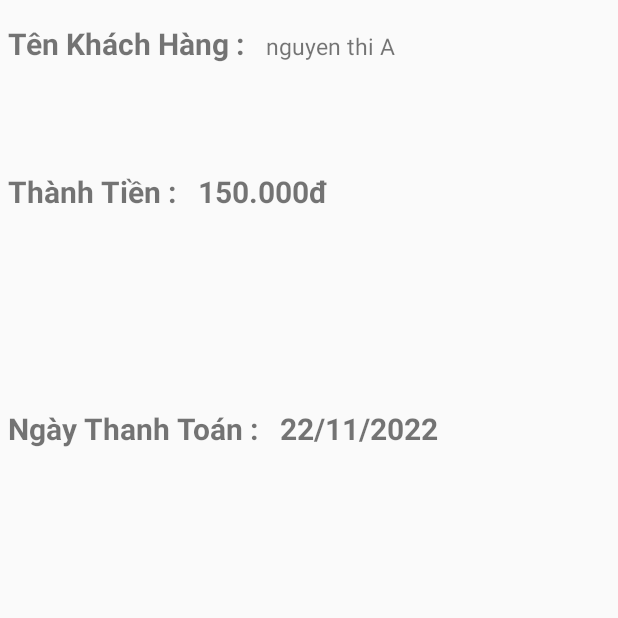
After one commit to vanbinh2000/ApBanSach, an Android app: the Activity_payment screen opened directly, with no data from a screen before it, on a phone screen of 412 x 824 dp, the top half of it. The commit adds this screen. Run offline under Robolectric (Android 15) with nearby library versions, the phone set to English and light mode, and no system bars; our stand-ins replace Firebase (no records; nobody signed in at launch, a user with empty details on screens opened directly); 2 statements that could not run were skipped.

Commit message:
activity_payment, listviewpayment

```diff
--- /dev/null
+++ b/app/src/main/java/tdc/edu/vn/apbansach/activity/Activity_payment.java
@@ -0,0 +1,92 @@
+package tdc.edu.vn.apbansach.activity;
+
+import androidx.annotation.NonNull;
+import androidx.appcompat.app.AppCompatActivity;
+import androidx.recyclerview.widget.GridLayoutManager;
+import androidx.recyclerview.widget.RecyclerView;
+
+import android.os.Bundle;
+import android.util.Log;
+import android.widget.TextView;
+
+import com.google.firebase.auth.FirebaseAuth;
+import com.google.firebase.database.DataSnapshot;
+import com.google.firebase.database.DatabaseError;
+import com.google.firebase.database.DatabaseReference;
+import com.google.firebase.database.FirebaseDatabase;
+import com.google.firebase.database.ValueEventListener;
+
+import java.util.ArrayList;
+
+import tdc.edu.vn.apbansach.R;
+import tdc.edu.vn.apbansach.adapter.RecyclerViewAdapter_Cart;
+import tdc.edu.vn.apbansach.adapter.RecyclerviewPayment;
+import tdc.edu.vn.apbansach.model.Products;
+
+public class Activity_payment extends AppCompatActivity {
+    RecyclerView recyclerView;
+    RecyclerviewPayment recyclerviewPayment;
+    TextView txtfullname;
+    TextView txtTotal_price;
+    TextView txtDatepayment;
+    FirebaseAuth mAuth;
+    ArrayList<Products> productsArrayList;
+    RecyclerviewPayment recyclerViewAdapterpayment;
+    @Override
+    protected void onCreate(Bundle savedInstanceState) {
+        super.onCreate(savedInstanceState);
+        setContentView(R.layout.activity_payment);
+        mAuth = FirebaseAuth.getInstance();
+        displayCartItem();
+        setControl();
+
+    }
+    public void setControl()
+    {
+        txtfullname = findViewById(R.id.idname_payment);
+        txtTotal_price = findViewById(R.id.idtotalprice_payment);
+        txtDatepayment = findViewById(R.id.iddate_payment);
+    }
+    private void displayCartItem() {
+        productsArrayList = new ArrayList<>();
+        recyclerView = (RecyclerView) findViewById(R.id.recyclerCartView);
+        recyclerViewAdapterpayment = new RecyclerviewPayment(productsArrayList, this, R.layout.listview_payment);
+        GridLayoutManager layoutManager = new GridLayoutManager(this, 1);
+        layoutManager.setOrientation(RecyclerView.VERTICAL);
+        recyclerView.setLayoutManager(layoutManager);
+        recyclerView.setAdapter(recyclerViewAdapterpayment);
+        FirebaseDatabase firebaseDatabase = FirebaseDatabase.getInstance();
+        DatabaseReference reference = firebaseDatabase.getReference();
+        DatabaseReference userID = reference.child("Cart").child(mAuth.getCurrentUser().getUid());
+        ValueEventListener valueEventListener = new ValueEventListener() {
+            @Override
+            public void onDataChange(@NonNull DataSnapshot snapshot) {
+                for (DataSnapshot productSnapshot : snapshot.getChildren()) {
+                    String productsID = productSnapshot.getKey().trim();
+                    DatabaseReference productRef = reference.child("Products");
+                    productRef.addValueEventListener(new ValueEventListener() {
+                        @Override
+                        public void onDataChange(@NonNull DataSnapshot snapshot) {
+                            for (DataSnapshot dataSnapshot : snapshot.getChildren()) {
+
+                                if (dataSnapshot.getKey().equals(productsID)) {
+                                    Products products = dataSnapshot.getValue(Products.class);
+                                    productsArrayList.add(products);
+                                    Log.d("TAG", dataSnapshot.getKey());
+                                }
+                            }
+                            recyclerViewAdapterpayment.notifyDataSetChanged();
+                        }
+                        @Override
+                        public void onCancelled(@NonNull DatabaseError error) {
+                        }
+                    });
+                }
+            }
+            @Override
+            public void onCancelled(@NonNull DatabaseError error) {
+            }
+        };
+        userID.addListenerForSingleValueEvent(valueEventListener);
+    }
+}
--- a/app/src/main/java/tdc/edu/vn/apbansach/activity/MainActivity.java
+++ b/app/src/main/java/tdc/edu/vn/apbansach/activity/MainActivity.java
@@ -177,6 +177,12 @@ public class MainActivity extends AppCompatActivity {
             this.startActivity(i);
             return true;
         }
+        else if(id == R.id.idPayment)
+        {
+            Intent intent = new Intent (MainActivity.this, Activity_payment.class);
+            this.startActivity(intent);
+            return  true;
+        }
 
 
 
--- a/app/src/main/java/tdc/edu/vn/apbansach/adapter/RecyclerViewAdapter_Cart.java
+++ b/app/src/main/java/tdc/edu/vn/apbansach/adapter/RecyclerViewAdapter_Cart.java
@@ -74,6 +74,7 @@ public class RecyclerViewAdapter_Cart extends RecyclerView.Adapter<RecyclerViewA
                         });
             }
         });
+
     }
 
     @Override
--- /dev/null
+++ b/app/src/main/java/tdc/edu/vn/apbansach/adapter/RecyclerviewPayment.java
@@ -0,0 +1,64 @@
+package tdc.edu.vn.apbansach.adapter;
+
+import android.app.Activity;
+import android.view.View;
+import android.view.ViewGroup;
+import android.widget.TextView;
+
+import androidx.annotation.NonNull;
+import androidx.cardview.widget.CardView;
+import androidx.recyclerview.widget.RecyclerView;
+
+import java.text.DecimalFormat;
+import java.util.ArrayList;
+
+import tdc.edu.vn.apbansach.R;
+import tdc.edu.vn.apbansach.model.Cart;
+import tdc.edu.vn.apbansach.model.Products;
+
+public class RecyclerviewPayment extends RecyclerView.Adapter<RecyclerviewPayment.ViewHolder> {
+    private ArrayList<Products> list;
+    private Activity context;
+    private int resource;
+
+    public RecyclerviewPayment(ArrayList<Products> list, Activity context, int resource) {
+        this.list = list;
+        this.context = context;
+        this.resource = resource;
+    }
+
+    @NonNull
+    @Override
+    public ViewHolder onCreateViewHolder(@NonNull ViewGroup parent, int viewType) {
+        CardView cardViewItem = (CardView) context.getLayoutInflater().
+                inflate(viewType, parent, false);
+
+        return new RecyclerviewPayment.ViewHolder(cardViewItem);
+    }
+
+    @Override
+    public void onBindViewHolder(@NonNull ViewHolder holder, int position) {
+        Products books = list.get(position);
+        holder.txtname_payment.setText(books.getProducts_name());
+        DecimalFormat decimalFormat = new DecimalFormat("#,###,###");
+        holder.txtprice_payment.setText(decimalFormat.format(Integer.valueOf(books.getPrice().trim())) + " Đ");
+
+
+    }
+
+    @Override
+    public int getItemCount() {
+        return list.size();
+    }
+
+    public static class ViewHolder extends RecyclerView.ViewHolder{
+        TextView txtname_payment;
+        TextView txtprice_payment;
+
+        public ViewHolder(@NonNull View itemView) {
+            super(itemView);
+            txtname_payment = itemView.findViewById(R.id.idname_payment);
+            txtprice_payment = itemView.findViewById(R.id.idprice_payment);
+        }
+    }
+}
--- a/app/src/main/java/tdc/edu/vn/apbansach/adapter/RecylerViewAdapter_Books.java
+++ b/app/src/main/java/tdc/edu/vn/apbansach/adapter/RecylerViewAdapter_Books.java
@@ -74,8 +74,6 @@ public class RecylerViewAdapter_Books extends RecyclerView.Adapter<RecylerViewAd
             public void onClick(View v) {
                 Intent intent = new Intent(context, Activity_detail.class);
                 intent.putExtra("productsID", books.getProducts_id());
-                intent.setFlags(Intent.FLAG_ACTIVITY_NEW_TASK);
-                context.startActivity(intent);
 
                 intent.setFlags(Intent.FLAG_ACTIVITY_NEW_TASK);
                 context.startActivity(intent);
--- /dev/null
+++ b/app/src/main/res/drawable/ic_baseline_payment_24.xml
@@ -0,0 +1,5 @@
+<vector android:height="24dp" android:tint="#000000"
+    android:viewportHeight="24" android:viewportWidth="24"
+    android:width="24dp" xmlns:android="http://schemas.android.com/apk/res/android">
+    <path android:fillColor="@android:color/white" android:pathData="M20,4L4,4c-1.11,0 -1.99,0.89 -1.99,2L2,18c0,1.11 0.89,2 2,2h16c1.11,0 2,-0.89 2,-2L22,6c0,-1.11 -0.89,-2 -2,-2zM20,18L4,18v-6h16v6zM20,8L4,8L4,6h16v2z"/>
+</vector>
--- /dev/null
+++ b/app/src/main/res/layout/activity_payment.xml
@@ -0,0 +1,101 @@
+<?xml version="1.0" encoding="utf-8"?>
+<LinearLayout
+    xmlns:android="http://schemas.android.com/apk/res/android"
+    xmlns:app="http://schemas.android.com/apk/res-auto"
+    xmlns:tools="http://schemas.android.com/tools"
+    android:layout_width="match_parent"
+    android:layout_height="match_parent"
+    tools:context=".activity.Activity_payment"
+    android:orientation="vertical"
+    >
+    <LinearLayout
+        android:paddingBottom="10dp"
+        android:paddingTop="10dp"
+        android:layout_margin="5dp"
+        android:layout_width="match_parent"
+        android:layout_height="wrap_content"
+        android:orientation="horizontal"
+        >
+
+        <TextView
+            android:layout_width="wrap_content"
+            android:layout_height="wrap_content"
+            android:text="Tên Khách Hàng : "
+            android:textSize="20sp"
+            android:textStyle="bold"
+            ></TextView>
+        <TextView
+            android:id="@+id/idname_payment"
+            android:paddingLeft="10dp"
+            android:layout_width="match_parent"
+            android:layout_height="wrap_content"
+            android:text="nguyen thi A"
+            android:textSize="15sp"
+            ></TextView>
+    </LinearLayout>
+    <LinearLayout
+        android:paddingTop="10dp"
+        android:paddingBottom="10dp"
+        android:layout_margin="5dp"
+        android:layout_width="match_parent"
+        android:layout_height="wrap_content"
+
+        >
+        <androidx.recyclerview.widget.RecyclerView
+            android:layout_width="match_parent"
+            android:layout_height="wrap_content"
+            android:id="@+id/idrecyclerview_payment"
+            ></androidx.recyclerview.widget.RecyclerView>
+    </LinearLayout>
+    <LinearLayout
+        android:paddingTop="20dp"
+        android:layout_width="match_parent"
+        android:layout_height="wrap_content"
+        android:layout_margin="5dp"
+        android:paddingBottom="20dp"
+        >
+        <TextView
+            android:layout_width="wrap_content"
+            android:layout_height="wrap_content"
+            android:text="Thành Tiền : "
+            android:textStyle="bold"
+            android:textSize="20sp"
+            ></TextView>
+        <TextView
+            android:paddingLeft="10dp"
+            android:layout_width="wrap_content"
+            android:layout_height="wrap_content"
+            android:text="150.000đ "
+            android:textStyle="bold"
+            android:textSize="20sp"
+            android:id="@+id/idtotalprice_payment"
+            ></TextView>
+
+    </LinearLayout>
+    <LinearLayout
+        android:layout_margin="5dp"
+        android:layout_width="match_parent"
+        android:layout_height="wrap_content"
+        android:paddingTop="100dp"
+        android:paddingBottom="100dp"
+        android:layout_gravity="center"
+        >
+        <TextView
+            android:layout_width="wrap_content"
+            android:layout_height="wrap_content"
+            android:text="Ngày Thanh Toán : "
+            android:textSize="20sp"
+            android:textStyle="bold"
+            ></TextView>
+        <TextView
+            android:paddingLeft="10dp"
+            android:layout_width="wrap_content"
+            android:layout_height="wrap_content"
+            android:text="22/11/2022"
+            android:textSize="20sp"
+            android:textStyle="bold"
+            android:id="@+id/iddate_payment"
+            ></TextView>
+    </LinearLayout>
+
+</LinearLayout>
--- a/app/src/main/res/menu/search_menu.xml
+++ b/app/src/main/res/menu/search_menu.xml
@@ -1,6 +1,10 @@
 <?xml version="1.0" encoding="utf-8"?>
 <menu xmlns:android="http://schemas.android.com/apk/res/android"
     xmlns:app="http://schemas.android.com/apk/res-auto">
+    <item  android:id="@+id/idPayment"
+        android:icon="@drawable/ic_baseline_payment_24"
+        android:title="Search data"
+        app:showAsAction="always" ></item>
     <item
         android:id="@+id/idCart"
         android:icon="@drawable/ic_baseline_shopping_cart_24"
@@ -17,4 +21,5 @@
         android:title="Search data"
         app:showAsAction="always"></item>
 
+
 </menu>
```
Also changed, not shown: app/src/main/AndroidManifest.xml (+7 -1 lines), app/src/main/java/tdc/edu/vn/apbansach/activity/Activity_detail.java (+1 -8 lines), app/src/main/java/tdc/edu/vn/apbansach/activity/CartActivty.java (+32 -0 lines), app/src/main/java/tdc/edu/vn/apbansach/model/Payment.java (added, +31 -0 lines), app/src/main/res/layout/listview_payment.xml (added, +62 -0 lines).
